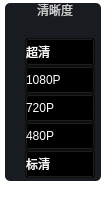
Old version of the form VideoPlayer/videomodels/VideoClarity.ui in the repository huizhang556/pc-video-player.
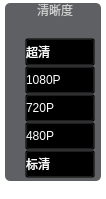
New version of the form. Icons and pictures are not drawn.

What changed in the file:
```diff
--- a/VideoPlayer/videomodels/VideoClarity.ui
+++ b/VideoPlayer/videomodels/VideoClarity.ui
@@ -61,7 +61,7 @@
     border-radius: 5px;
     margin-top: 1ex; /* leave space at the top for the title */
 	color: #cdcdcd;
-	background-color: #181b1f;
+	background-color: rgba(24, 27, 31,0.7);
 	/*font: 10pt &quot;Microsoft YaHei UI&quot;;*/
 }
 
```
